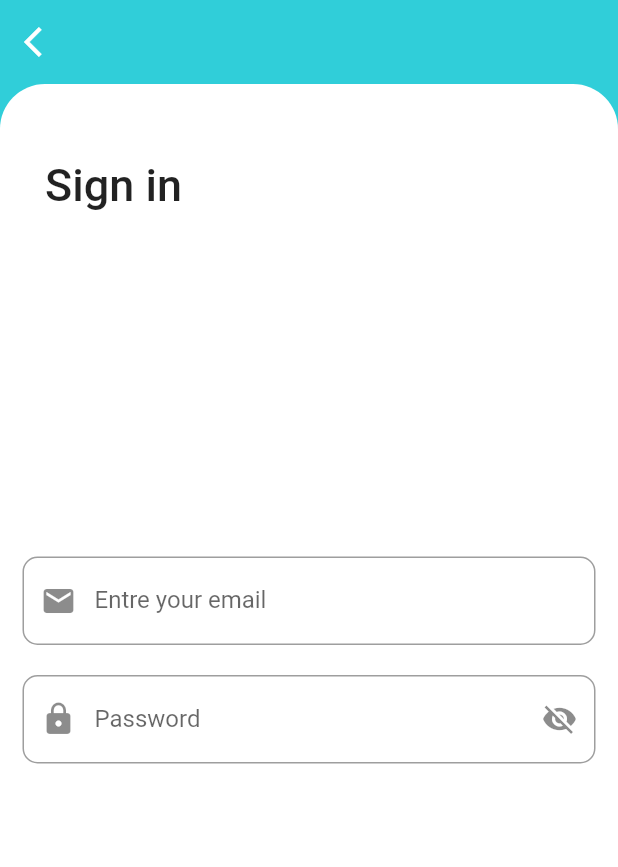
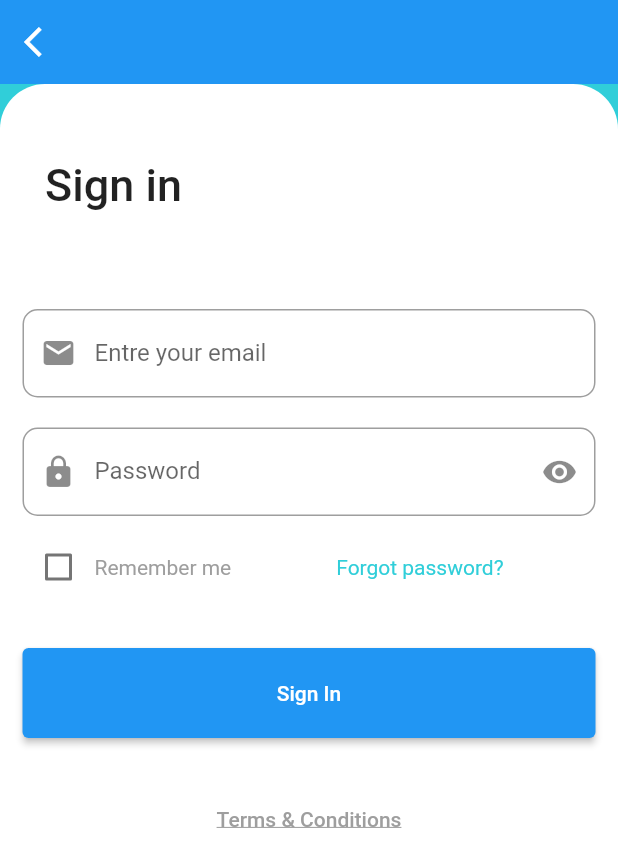
Before and after one commit to muhammadzubair7068888/connect_flutter, a Flutter app: the SignInScreen screen opened directly, on a phone screen of 412 x 824 dp. Shown: the top 867 px of the screen. Run offline on Flutter 3.47's test engine with Material 2 defaults, Android fonts, the phone set to English and light mode, and no system bars; our stand-ins replace hexcolor.

Commit message:
commit by qasim

```diff
--- a/lib/screens/signIn_screen.dart
+++ b/lib/screens/signIn_screen.dart
@@ -1,3 +1,6 @@
+// ignore_for_file: dead_code
+
+import 'package:connect/screens/term_and_condition.dart';
 import 'package:flutter/material.dart';
 import 'package:hexcolor/hexcolor.dart';
 
@@ -9,9 +12,11 @@ class SignInScreen extends StatefulWidget {
 }
 
 class _SignInScreenState extends State<SignInScreen> {
+  bool _isObscure = true;
+  bool isChecked = false;
   @override
   Widget build(BuildContext context) {
-    bool _isObscure = false;
+    TextEditingController _passwordControler = TextEditingController();
     return Scaffold(
         backgroundColor: HexColor("#30CED9"),
         appBar: AppBar(
@@ -29,11 +34,21 @@ class _SignInScreenState extends State<SignInScreen> {
                     topLeft: Radius.circular(30.0),
                     topRight: Radius.circular(30))),
           ),
+          SingleChildScrollView(
+            child: Column(
+              children: [
                 Padding(
-            padding: EdgeInsets.symmetric(vertical: 50.0, horizontal: 30.0),
-            child: Text(
+                  padding:
+                      EdgeInsets.symmetric(vertical: 50.0, horizontal: 30.0),
+                  child: Row(
+                    mainAxisAlignment: MainAxisAlignment.start,
+                    children: [
+                      Text(
                         "Sign in",
-              style: TextStyle(fontWeight: FontWeight.w500, fontSize: 30),
+                        style: TextStyle(
+                            fontWeight: FontWeight.w500, fontSize: 30),
+                      ),
+                    ],
                   ),
                 ),
                 Padding(
@@ -48,34 +63,87 @@ class _SignInScreenState extends State<SignInScreen> {
                                 borderRadius: BorderRadius.circular(10)),
                             labelText: 'Entre your email',
                             prefixIcon: Icon(Icons.mail),
-                  )),
+                          ),
+                          onChanged: (value) {},
+                        ),
                       ),
                       SizedBox(
                         height: 20,
                       ),
-                Container(
-                  child: TextField(
-                      obscureText: !_isObscure,
+                      TextField(
+                          obscureText: _isObscure,
                           decoration: InputDecoration(
                             border: OutlineInputBorder(
                                 borderRadius: BorderRadius.circular(10)),
                             labelText: 'Password',
                             prefixIcon: Icon(Icons.lock),
                             suffixIcon: IconButton(
-                            icon: Icon(
-                              _isObscure
+                              icon: Icon(_isObscure
                                   ? Icons.visibility
-                                  : Icons.visibility_off,
-                            ),
+                                  : Icons.visibility_off),
                               onPressed: () {
                                 setState(() {
                                   _isObscure = !_isObscure;
                                 });
                               },
-                          ))),
-
+                            ),
+                          )),
+                      SizedBox(
+                        height: 10,
+                      ),
+                      Row(
+                        mainAxisAlignment: MainAxisAlignment.start,
+                        children: [
+                          Checkbox(
+                              activeColor: HexColor("#30CED9"),
+                              value: isChecked,
+                              onChanged: (bool? value) {
+                                setState(() {
+                                  isChecked = value!;
+                                });
+                              }),
+                          Text(
+                            "Remember me",
+                            style: TextStyle(color: Colors.grey),
+                          ),
+                          SizedBox(
+                            width: 70,
+                          ),
+                          Text(
+                            "Forgot password?",
+                            style: TextStyle(color: HexColor("#30CED9")),
                           )
-
+                        ],
+                      ),
+                      Padding(
+                        padding: const EdgeInsets.symmetric(vertical: 30.0),
+                        child: SizedBox(
+                          child: ElevatedButton(
+                              style: ElevatedButton.styleFrom(
+                                minimumSize: Size.fromHeight(60),
+                              ),
+                              onPressed: () {},
+                              child: Text("Sign In")),
+                        ),
+                      ),
+                      TextButton(
+                        onPressed: () {
+                          showDialog(
+                              context: context,
+                              builder: (BuildContext context) {
+                                return TermAndCondition();
+                              });
+                        },
+                        child: Text(
+                          "Terms & Conditions",
+                          style: TextStyle(
+                              decoration: TextDecoration.underline,
+                              color: Colors.grey),
+                        ),
+                      )
+                    ],
+                  ),
+                ),
               ],
             ),
           ),
--- a/pubspec.yaml
+++ b/pubspec.yaml
@@ -58,9 +58,9 @@ flutter:
   uses-material-design: true
 
   # To add assets to your application, add an assets section, like this:
-  # assets:
-  #   - images/a_dot_burr.jpeg
-  #   - images/a_dot_ham.jpeg
+  assets:
+    - images/logo.png
+
 
   # An image asset can refer to one or more resolution-specific "variants", see
   # https://flutter.dev/assets-and-images/#resolution-aware
```
Also changed, not shown: lib/main.dart (+7 -6 lines), lib/screens/term_and_condition.dart (added, +72 -0 lines), lib/screens/welcome_screen.dart (+72 -5 lines), images/logo.png (added). Lines whose indentation alone changed are shown as unchanged.
